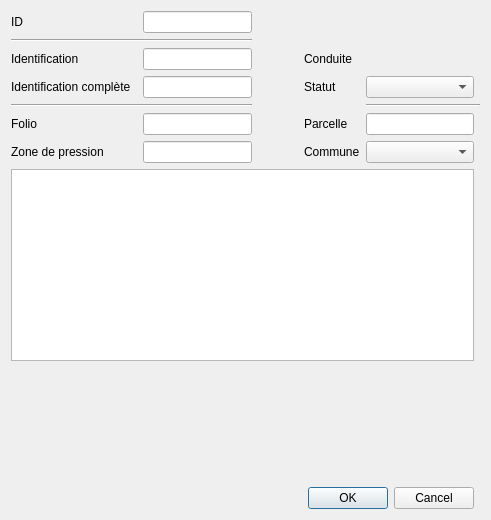
This is qgis-project/ui_forms/meter.ui in qwat/QWAT as Qt 5 draws it before an edit. The edited form follows.
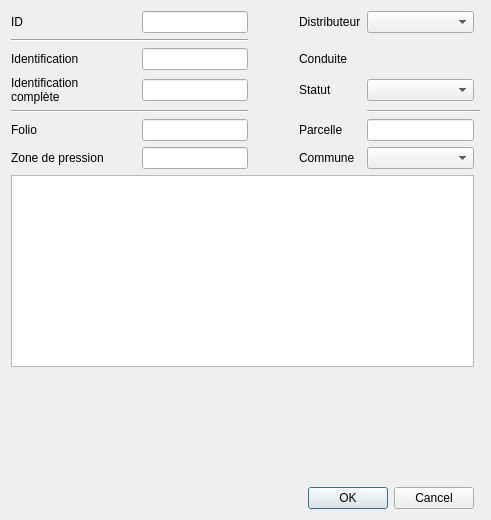
This is the edited form. Custom widgets are drawn as their Qt base class.

Commit message: fixed water meter editing by adding form distributor

Diff of the .ui file:
```diff
--- a/qgis-project/ui_forms/meter.ui
+++ b/qgis-project/ui_forms/meter.ui
@@ -183,6 +183,16 @@
    <item row="7" column="5">
     <widget class="QComboBox" name="fk_district"/>
    </item>
+   <item row="0" column="5">
+    <widget class="QComboBox" name="fk_distributor"/>
+   </item>
+   <item row="0" column="4">
+    <widget class="QLabel" name="label_2">
+     <property name="text">
+      <string>Distributeur</string>
+     </property>
+    </widget>
+   </item>
   </layout>
  </widget>
  <customwidgets>
```
The commit also changes 1 other file.
